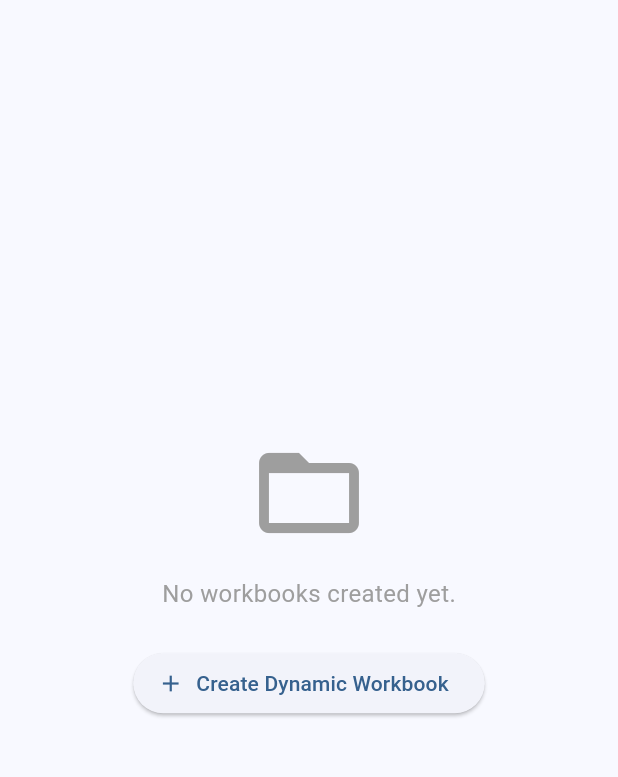
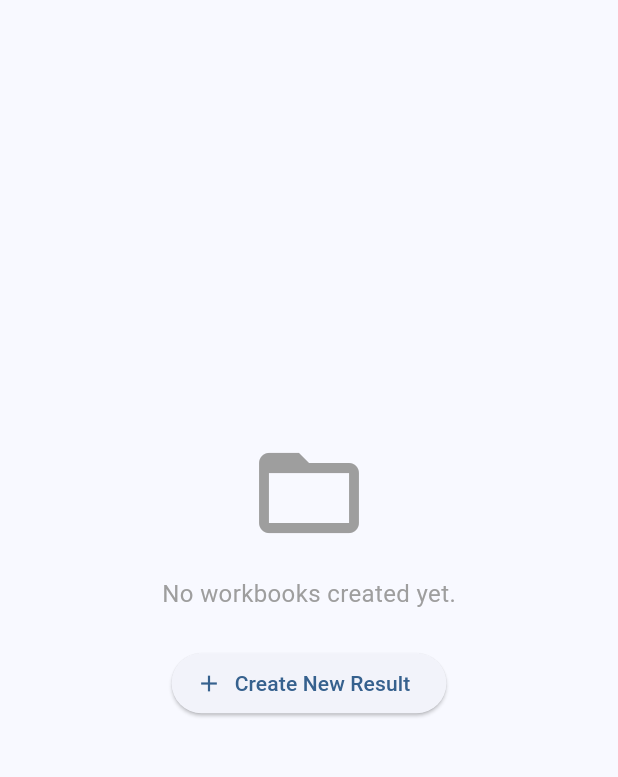
Before and after one commit to shanuji/ResultMaster, a Flutter app: the screen it shows after launch, on a phone screen of 412 x 824 dp, the part 84-861 px from its top. Run offline on Flutter 3.47's test engine with Material 3 defaults, Android fonts, the phone set to English and light mode, and no system bars; our stand-ins replace file_picker, flutter_riverpod, go_router, pdf, share_plus, sqflite; missing offline and left inert: excel; accounts and stored records are empty.

Commit message:
Update main.dart

```diff
--- a/lib/main.dart
+++ b/lib/main.dart
@@ -532,7 +532,7 @@ class _MasterDashboardHomeState extends State<MasterDashboardHome> {
                       ElevatedButton.icon(
                         onPressed: _launchSetupWizard,
                         icon: const Icon(Icons.add),
-                        label: const Text('Create Dynamic Workbook'),
+                        label: const Text('Create New Result'),
                       )
                     ],
                   ),
@@ -1389,7 +1389,7 @@ class _SetupWizardWidgetState extends State<SetupWizardWidget> {
   @override
   void initState() {
     super.initState();
-    _titleController = TextEditingController(text: "Class 3 Assessment Workspace");
+    _titleController = TextEditingController(text: "Name of Class");
     _subjects = [
       SubjectSetup(name: "ENG.", maxMarks: 100, passingMarks: 33, themeColor: widget.palette[0]),
       SubjectSetup(name: "HINDI", maxMarks: 100, passingMarks: 33, themeColor: widget.palette[1]),
```
